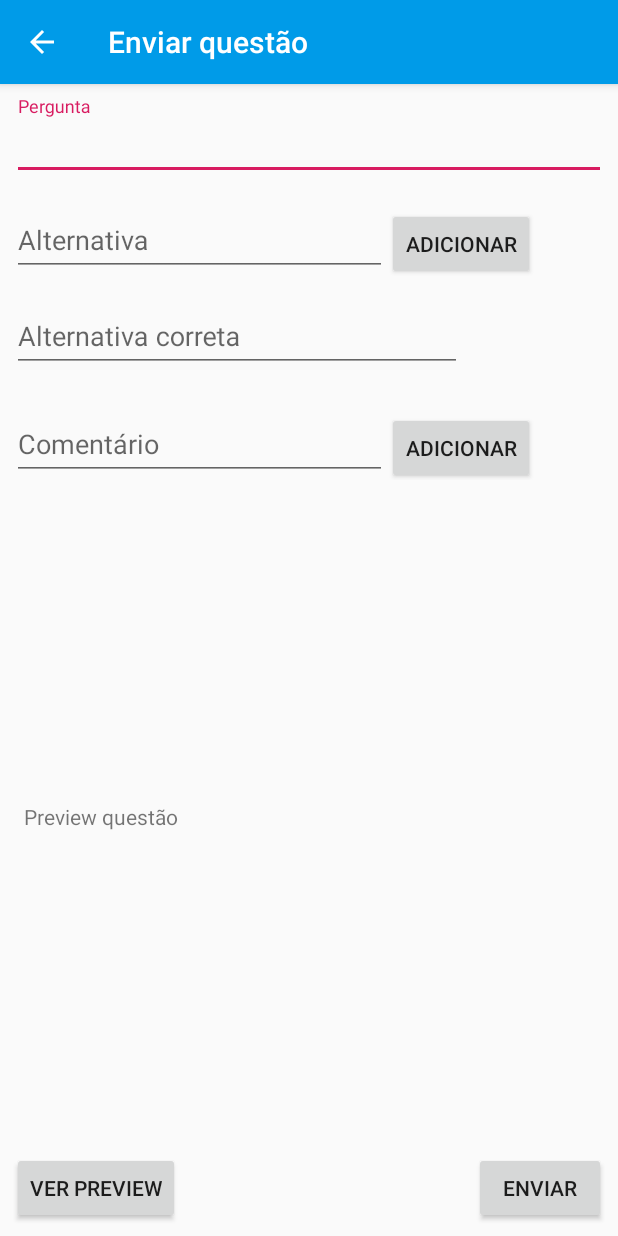
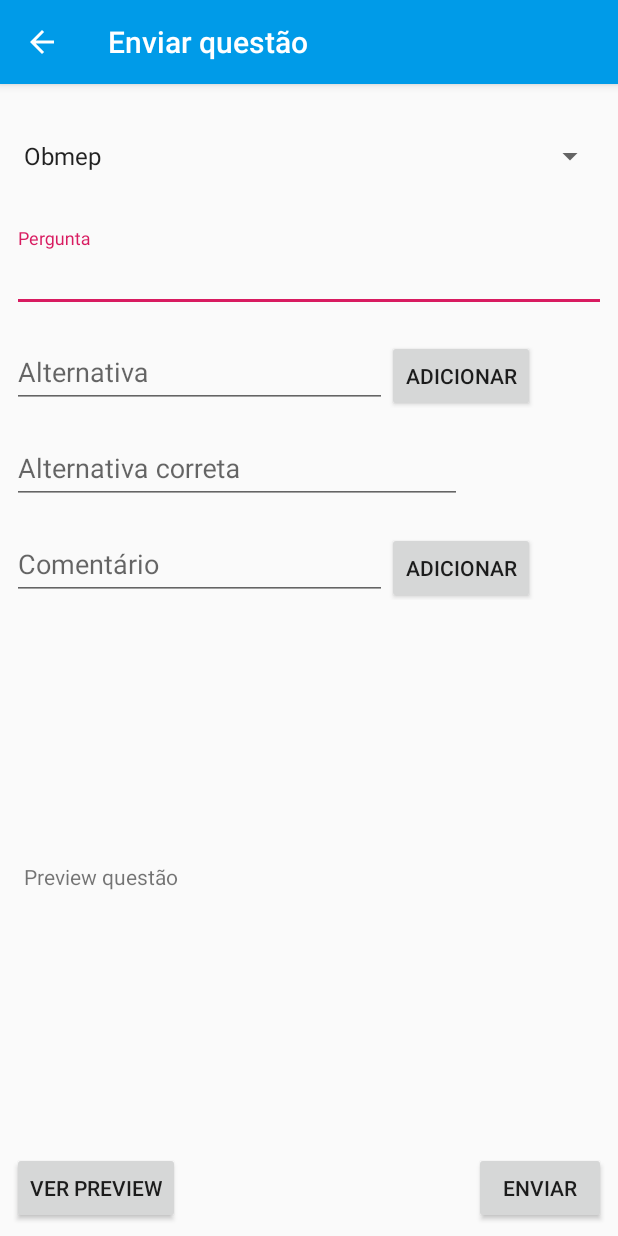
Before and after one commit to victorkonai/Horadeaprender, an Android app: the EnviarQuestaoActivity screen opened directly, with no data from a screen before it, on a phone screen of 412 x 824 dp. Run offline under Robolectric (Android 15) with nearby library versions, the phone set to English and light mode, and no system bars.

Commit message:
implementando tela de adicionar questão

```diff
--- a/app/src/main/java/br/com/horadeaprender/iu/EnviarQuestaoActivity.java
+++ b/app/src/main/java/br/com/horadeaprender/iu/EnviarQuestaoActivity.java
@@ -4,8 +4,10 @@ import android.support.design.widget.Snackbar;
 import android.support.v7.app.AppCompatActivity;
 import android.os.Bundle;
 import android.view.View;
+import android.widget.ArrayAdapter;
 import android.widget.Button;
 import android.widget.EditText;
+import android.widget.Spinner;
 import android.widget.TextView;
 
 import br.com.horadeaprender.R;
@@ -25,6 +27,8 @@ public class EnviarQuestaoActivity extends AppCompatActivity {
         vh = new ViewHolder();
         questao = new Questao();
 
+        carregarDados();
+
     }
 
     @Override
@@ -38,7 +42,19 @@ public class EnviarQuestaoActivity extends AppCompatActivity {
         finish();
     }
 
+    private void carregarDados(){
+        // Create an ArrayAdapter using the string array and a default spinner layout
+        ArrayAdapter<CharSequence> adapter = ArrayAdapter.createFromResource(this,
+                R.array.opcoes_simulado_aray, android.R.layout.simple_spinner_item);
+        // Specify the layout to use when the list of choices appears
+        adapter.setDropDownViewResource(android.R.layout.simple_spinner_dropdown_item);
+        // Apply the adapter to the spinner
+        vh.spinnerOpSimulado.setAdapter(adapter);
+    }
+
     public class ViewHolder {
+
+        Spinner spinnerOpSimulado = findViewById(R.id.spinner_tipo_simulado);
 
         EditText edtPergunta = findViewById(R.id.edt_pergunta);
         EditText edtAlternativa = findViewById(R.id.edt_alternativa);
@@ -57,6 +73,7 @@ public class EnviarQuestaoActivity extends AppCompatActivity {
         public ViewHolder() {
 
             supportNaviagteUp();
+
 
             buttonAdicionarAlternativa.setOnClickListener(new View.OnClickListener() {
                 public void onClick(View v) {
--- a/app/src/main/res/layout/activity_enviar_questao.xml
+++ b/app/src/main/res/layout/activity_enviar_questao.xml
@@ -6,6 +6,17 @@
     android:layout_height="match_parent"
     tools:context=".iu.EnviarQuestaoActivity">
 
+
+    <Spinner
+        android:id="@+id/spinner_tipo_simulado"
+        android:layout_width="match_parent"
+        android:layout_height="80dp"
+        android:layout_marginStart="8dp"
+        android:layout_marginTop="8dp"
+        android:layout_marginEnd="8dp"
+        app:layout_constraintEnd_toEndOf="parent"
+        app:layout_constraintStart_toStartOf="parent"
+        app:layout_constraintTop_toTopOf="parent" />
 
     <android.support.design.widget.TextInputLayout
         android:id="@+id/textInputLayoutPergunta"
@@ -16,7 +27,7 @@
         android:layout_marginEnd="8dp"
         app:layout_constraintEnd_toEndOf="parent"
         app:layout_constraintStart_toStartOf="parent"
-        app:layout_constraintTop_toTopOf="parent">
+        app:layout_constraintTop_toBottomOf="@+id/spinner_tipo_simulado">
 
         <EditText
             android:id="@+id/edt_pergunta"
@@ -69,7 +80,7 @@
         android:layout_width="match_parent"
         android:layout_height="wrap_content"
         android:layout_marginStart="8dp"
-        android:layout_marginTop="16dp"
+        android:layout_marginTop="8dp"
         android:layout_marginEnd="8dp"
         android:orientation="horizontal"
         app:layout_constraintEnd_toEndOf="parent"
@@ -93,9 +104,7 @@
             android:id="@+id/buttonAdicionarComentario"
             android:layout_width="wrap_content"
             android:layout_height="wrap_content"
-            android:text="Adicionar"
-            tools:layout_editor_absoluteX="50dp"
-            tools:layout_editor_absoluteY="299dp" />
+            android:text="Adicionar" />
 
 
     </android.support.v7.widget.LinearLayoutCompat>
@@ -153,4 +162,6 @@
         app:layout_constraintBottom_toBottomOf="parent"
         app:layout_constraintEnd_toEndOf="parent" />
 
+
+
 </android.support.constraint.ConstraintLayout>
--- /dev/null
+++ b/app/src/main/res/values/simples_spinner_item.xml
@@ -0,0 +1,8 @@
+<?xml version="1.0" encoding="utf-8"?>
+<resources>
+    <string-array name="opcoes_simulado_aray">
+        <item>Obmep</item>
+        <item>Secomp</item>
+    </string-array>
+
+</resources>
```
Also changed, not shown: app/src/main/java/br/com/horadeaprender/model/Questao.java (added, +62 -0 lines).
